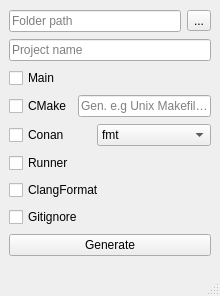
First picture: the form in mainwindow.ui, repository BartlomiejGajdur/ProjectGenerator, before the edit.
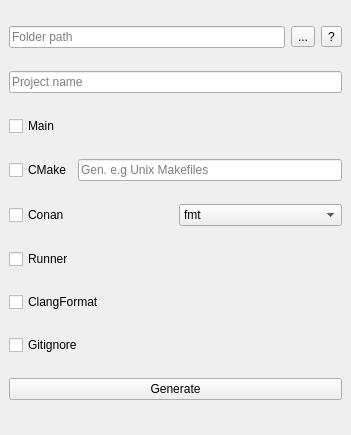
Second picture: the form after the edit.

```diff
--- a/mainwindow.ui
+++ b/mainwindow.ui
@@ -6,10 +6,22 @@
    <rect>
     <x>0</x>
     <y>0</y>
-    <width>220</width>
-    <height>296</height>
+    <width>351</width>
+    <height>435</height>
    </rect>
   </property>
+  <property name="minimumSize">
+   <size>
+    <width>351</width>
+    <height>435</height>
+   </size>
+  </property>
+  <property name="maximumSize">
+   <size>
+    <width>351</width>
+    <height>435</height>
+   </size>
+  </property>
   <property name="windowTitle">
    <string>ProjectGenerator</string>
   </property>
@@ -37,6 +49,13 @@
         </property>
        </widget>
       </item>
+      <item>
+       <widget class="QToolButton" name="helpButton">
+        <property name="text">
+         <string>?</string>
+        </property>
+       </widget>
+      </item>
      </layout>
     </item>
     <item>
@@ -139,17 +158,6 @@
     </item>
    </layout>
   </widget>
-  <widget class="QStatusBar" name="statusbar"/>
-  <widget class="QMenuBar" name="menubar">
-   <property name="geometry">
-    <rect>
-     <x>0</x>
-     <y>0</y>
-     <width>220</width>
-     <height>21</height>
-    </rect>
-   </property>
-  </widget>
  </widget>
  <resources/>
  <connections/>
```
